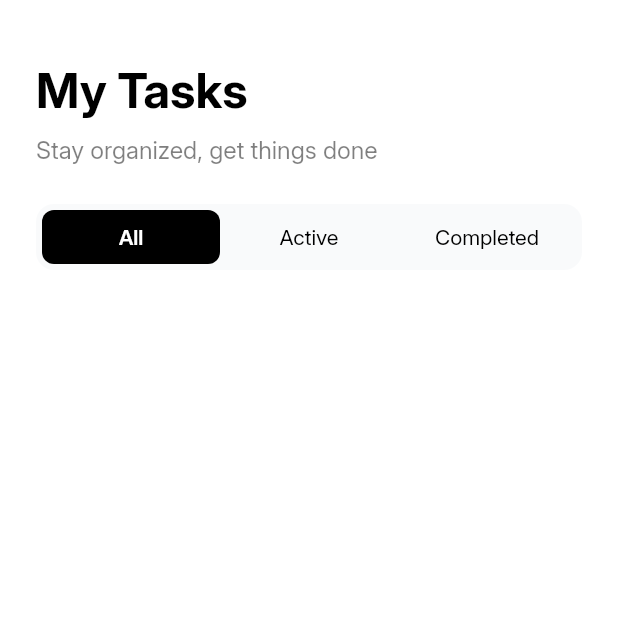
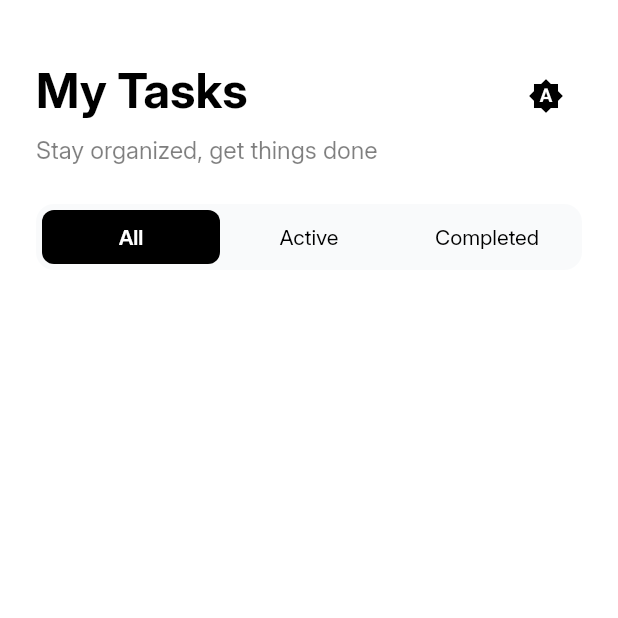
Before and after one commit to upretisaurav/minimal-todo, a Flutter app: the screen it shows after launch, on a phone screen of 412 x 824 dp, the top half of it. Run offline on Flutter 3.47's test engine with Material 3 defaults, Android fonts, the phone set to English and light mode, and no system bars; our stand-ins replace dartz, equatable, flutter_bloc, get_it, go_router, hive and 3 more; accounts and stored records are empty.

Commit message:
feat: toggle for theme mode implemented

```diff
--- a/lib/presentation/pages/home/home_page.dart
+++ b/lib/presentation/pages/home/home_page.dart
@@ -5,6 +5,9 @@ import 'package:minimal_todo/config/constants/strings.dart';
 import 'package:minimal_todo/presentation/blocs/filter/filter_bloc.dart';
 import 'package:minimal_todo/presentation/blocs/task/task_bloc.dart';
 import 'package:minimal_todo/presentation/blocs/task/task_event.dart';
+import 'package:minimal_todo/presentation/blocs/theme/theme_bloc.dart';
+import 'package:minimal_todo/presentation/blocs/theme/theme_event.dart';
+import 'package:minimal_todo/presentation/blocs/theme/theme_state.dart';
 import 'package:minimal_todo/presentation/widgets/task/filter_tabs.dart';
 import 'package:minimal_todo/presentation/widgets/task/task_list.dart';
 import 'package:minimal_todo/routes/app_route_path.dart';
@@ -46,9 +49,19 @@ class HomeView extends StatelessWidget {
                 children: [
                   const SizedBox(height: AppDimensions.paddingM),
 
+                  Row(
+                    mainAxisAlignment: MainAxisAlignment.spaceBetween,
+                    crossAxisAlignment: CrossAxisAlignment.start,
+                    children: [
+                      Expanded(
+                        child: Column(
+                          crossAxisAlignment: CrossAxisAlignment.start,
+                          children: [
                             Text(
                               AppStrings.myTasks,
-                    style: Theme.of(context).textTheme.headlineLarge?.copyWith(
+                              style: Theme.of(
+                                context,
+                              ).textTheme.headlineLarge?.copyWith(
                                 fontWeight: FontWeight.bold,
                                 color: context.colors.onSurface,
                               ),
@@ -56,12 +69,32 @@ class HomeView extends StatelessWidget {
                             const SizedBox(height: AppDimensions.paddingS),
                             Text(
                               AppStrings.stayOrganized,
-                    style: Theme.of(context).textTheme.bodyLarge?.copyWith(
+                              style: Theme.of(
+                                context,
+                              ).textTheme.bodyLarge?.copyWith(
                                 color: context.colors.onSurface.withAlpha(128),
                               ),
                             ),
+                          ],
+                        ),
+                      ),
+
+                      BlocBuilder<ThemeBloc, ThemeState>(
+                        builder: (context, state) {
+                          return IconButton(
+                            onPressed: () => _toggleTheme(context),
+                            icon: Icon(
+                              _getThemeIcon(state.themeMode, context),
+                              color: context.colors.onSurface,
+                              size: 24,
+                            ),
+                          );
+                        },
+                      ),
+                    ],
+                  ),
+
                   const SizedBox(height: AppDimensions.paddingL),
-
                   const FilterTabs(),
                 ],
               ),
@@ -86,4 +119,22 @@ class HomeView extends StatelessWidget {
       taskBloc.add(const RefreshTasksEvent());
     });
   }
+
+  void _toggleTheme(BuildContext context) {
+    context.read<ThemeBloc>().add(const ToggleThemeEvent());
   }
+
+  IconData _getThemeIcon(ThemeMode themeMode, BuildContext context) {
+    switch (themeMode) {
+      case ThemeMode.light:
+        return Icons.light_mode;
+      case ThemeMode.dark:
+        return Icons.dark_mode;
+      case ThemeMode.system:
+        final brightness = MediaQuery.of(context).platformBrightness;
+        return brightness == Brightness.dark
+            ? Icons.brightness_auto
+            : Icons.brightness_auto;
+    }
+  }
+}
```
Lines whose indentation alone changed are shown as unchanged.
